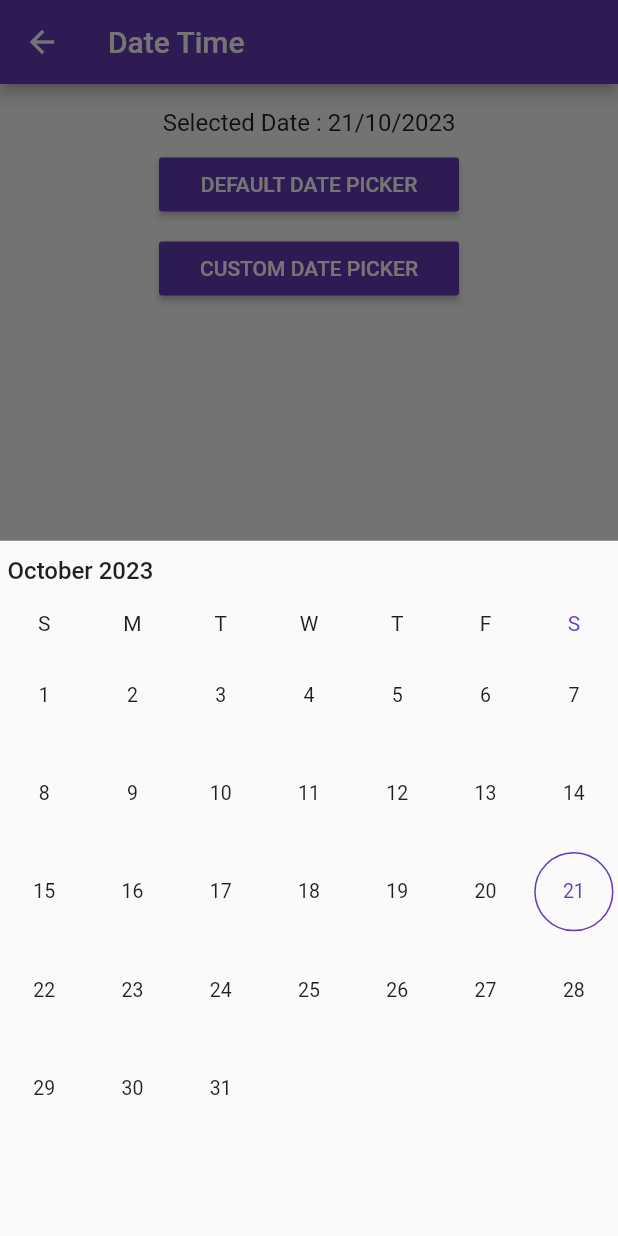
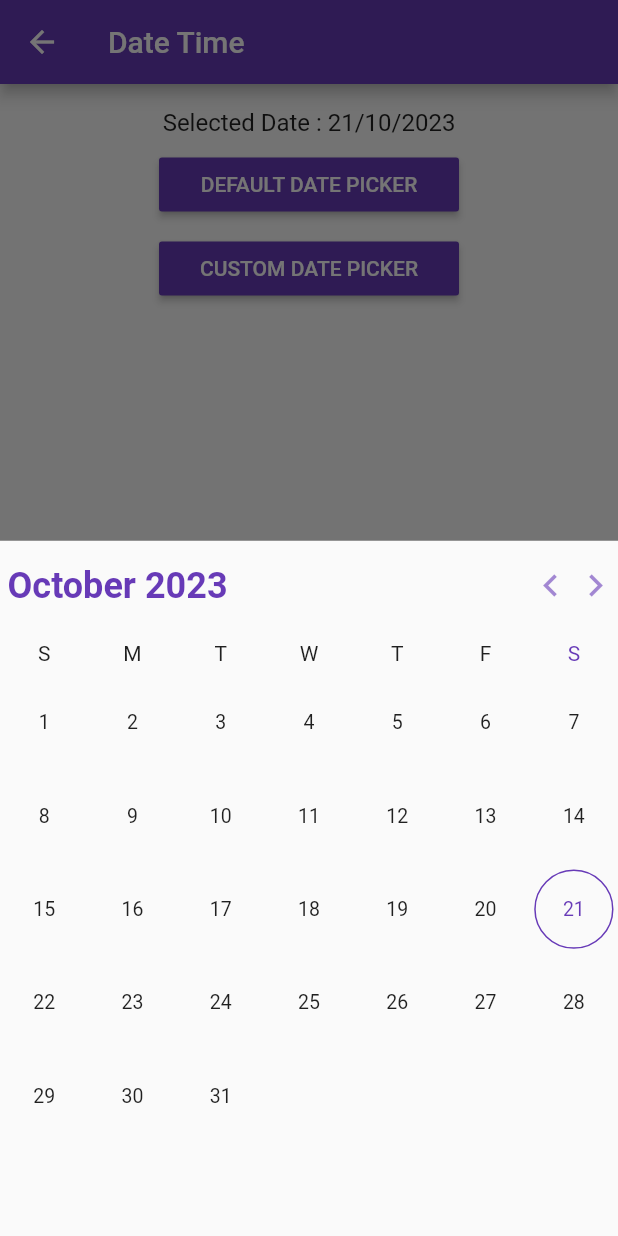
Before and after one commit to yoesuv/Flutter-Picker-Permission, a Flutter app: the DateTimeScreen screen opened by its route, after a tap on "CUSTOM DATE PICKER", on a phone screen of 412 x 824 dp. Run offline on Flutter 3.47's test engine with Material 2 defaults, Android fonts, the phone set to English and light mode, and no system bars; drawn by our look-alikes of syncfusion_flutter_datepicker; our stand-ins replace device_info_plus, dio, equatable, file_picker, flutter_bloc, flutter_local_notifications and 4 more; missing offline and left inert: app_settings, flutter_downloader, pausable_timer, record.

Commit message:
:sparkles: select date

```diff
--- a/lib/src/module/datetime/date_time_screen.dart
+++ b/lib/src/module/datetime/date_time_screen.dart
@@ -99,7 +99,23 @@ class _DateTimeScreenState extends State<DateTimeScreen> {
           showModalBottomSheet(
             context: context,
             builder: (context) {
-              return SfDateRangePicker();
+              return SfDateRangePicker(
+                headerHeight: 60,
+                headerStyle: const DateRangePickerHeaderStyle(
+                  textStyle: TextStyle(
+                    color: Colors.deepPurple,
+                    fontSize: 24,
+                    fontWeight: FontWeight.bold,
+                  ),
+                ),
+                selectionMode: DateRangePickerSelectionMode.single,
+                showNavigationArrow: true,
+                onSelectionChanged: (args) {
+                  final theDate = args.value as DateTime;
+                  _bloc?.add(DateTimeSetDateEvent(dateTime: theDate));
+                  Navigator.pop(context);
+                },
+              );
             },
           );
         },
```
